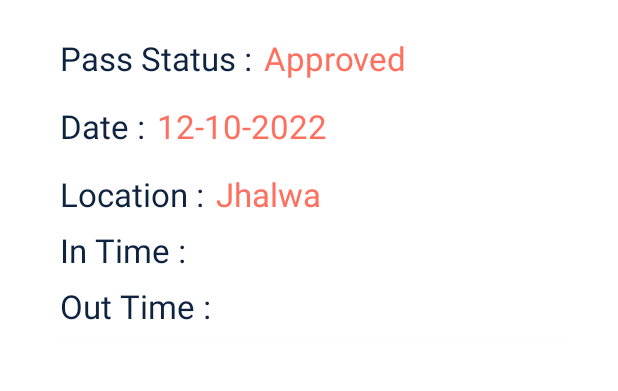
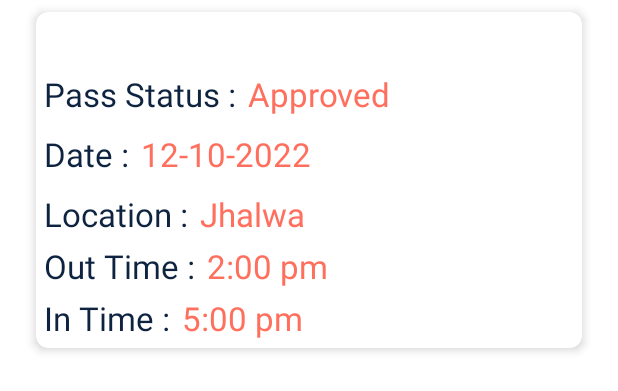
Before and after one commit to Shubhi978/HostelGo, an Android app: the layout item_history.xml on its own in the app's theme, with its tools: preview values and no code run, on a phone screen of 412 x 824 dp. Shown: the top 391 px of the screen. Run offline under Robolectric (Android 15) with nearby library versions, the phone set to English and light mode, and no system bars.

```diff
--- a/StudentApp/app/build.gradle
+++ b/StudentApp/app/build.gradle
@@ -36,4 +36,7 @@ dependencies {
     testImplementation 'junit:junit:4.13.2'
     androidTestImplementation 'androidx.test.ext:junit:1.1.3'
     androidTestImplementation 'androidx.test.espresso:espresso-core:3.4.0'
+    implementation 'org.postgresql:postgresql:42.2.5'
+    implementation "androidx.recyclerview:recyclerview:1.2.1"
+    implementation "androidx.cardview:cardview:1.0.0"
 }
--- a/StudentApp/app/src/main/java/com/example/hostelgo/LoginActivity.java
+++ b/StudentApp/app/src/main/java/com/example/hostelgo/LoginActivity.java
@@ -24,7 +24,7 @@ public class LoginActivity extends AppCompatActivity {
         super.onStart();
         //FirebaseUser currentUser = mAuth.getCurrentUser();
 //        if (currentUser != null) {
-            SendUserToMainActivity();
+//            SendUserToMainActivity();
 //        }
     }
 
--- a/StudentApp/app/src/main/res/layout/item_history.xml
+++ b/StudentApp/app/src/main/res/layout/item_history.xml
@@ -22,9 +22,9 @@
             style="@style/text_heading"
             android:layout_width="wrap_content"
             android:layout_height="wrap_content"
-            android:layout_marginStart="16dp"
-            android:layout_marginTop="16dp"
-            android:layout_marginBottom="8dp"
+            android:layout_marginStart="5dp"
+            android:layout_marginTop="5dp"
+            android:layout_marginBottom="5dp"
             android:text="@string/pass_status"
             app:layout_constraintBottom_toTopOf="@+id/date"
             app:layout_constraintStart_toStartOf="parent"
@@ -36,8 +36,8 @@
             style="@style/text_heading"
             android:layout_width="wrap_content"
             android:layout_height="wrap_content"
-            android:layout_marginTop="8dp"
-            android:layout_marginBottom="8dp"
+            android:layout_marginTop="5dp"
+            android:layout_marginBottom="5dp"
             android:text="@string/date"
             app:layout_constraintBottom_toTopOf="@+id/location"
             app:layout_constraintStart_toStartOf="@+id/passStatus"
@@ -48,35 +48,35 @@
             style="@style/text_heading"
             android:layout_width="wrap_content"
             android:layout_height="wrap_content"
-            android:layout_marginTop="8dp"
-            android:layout_marginBottom="8dp"
+            android:layout_marginTop="5dp"
+            android:layout_marginBottom="5dp"
             android:text="@string/location"
             app:layout_constraintBottom_toTopOf="@+id/intime"
             app:layout_constraintStart_toStartOf="@+id/date"
             app:layout_constraintTop_toBottomOf="@+id/date" />
 
         <TextView
+            android:id="@+id/outtime"
+            style="@style/text_heading"
+            android:layout_width="wrap_content"
+            android:layout_height="wrap_content"
+            android:layout_marginTop="5dp"
+            android:layout_marginBottom="5dp"
+            android:text="@string/outtime"
+            app:layout_constraintStart_toStartOf="@+id/location"
+            app:layout_constraintTop_toBottomOf="@+id/location" />
+
+        <TextView
             android:id="@+id/intime"
             style="@style/text_heading"
             android:layout_width="wrap_content"
             android:layout_height="wrap_content"
-            android:layout_marginTop="8dp"
-            android:layout_marginBottom="8dp"
+            android:layout_marginTop="5dp"
+            android:layout_marginBottom="5dp"
             android:text="@string/intime"
-            app:layout_constraintStart_toStartOf="@+id/location"
-            app:layout_constraintTop_toBottomOf="@+id/location" />
-
-        <TextView
-            android:id="@+id/outtime"
-            style="@style/text_heading"
-            android:layout_width="wrap_content"
-            android:layout_height="wrap_content"
-            android:layout_marginTop="8dp"
-            android:layout_marginBottom="8dp"
-            android:text="@string/outtime"
             app:layout_constraintBottom_toBottomOf="parent"
-            app:layout_constraintStart_toStartOf="@+id/intime"
-            app:layout_constraintTop_toBottomOf="@+id/intime" />
+            app:layout_constraintStart_toStartOf="@+id/outtime"
+            app:layout_constraintTop_toBottomOf="@+id/outtime" />
 
         <TextView
             android:id="@+id/textViewstatus"
@@ -113,6 +113,30 @@
             app:layout_constraintStart_toEndOf="@+id/location"
             app:layout_constraintTop_toTopOf="@+id/location"
             tools:text="Jhalwa" />
+
+        <TextView
+            android:id="@+id/textViewOuttime"
+            style="@style/text_heading"
+            android:layout_width="wrap_content"
+            android:layout_height="wrap_content"
+            android:layout_marginStart="8dp"
+            android:textColor="@color/peach"
+            app:layout_constraintBottom_toBottomOf="@+id/outtime"
+            app:layout_constraintStart_toEndOf="@+id/outtime"
+            app:layout_constraintTop_toTopOf="@+id/outtime"
+            tools:text="2:00 pm" />
+
+        <TextView
+            android:id="@+id/textViewIntime"
+            style="@style/text_heading"
+            android:layout_width="wrap_content"
+            android:layout_height="wrap_content"
+            android:layout_marginStart="8dp"
+            android:textColor="@color/peach"
+            app:layout_constraintBottom_toBottomOf="@+id/intime"
+            app:layout_constraintStart_toEndOf="@+id/intime"
+            app:layout_constraintTop_toTopOf="@+id/intime"
+            tools:text="5:00 pm" />
     </androidx.constraintlayout.widget.ConstraintLayout>
 
 </androidx.cardview.widget.CardView>
```
Also changed, not shown: StudentApp/app/src/main/AndroidManifest.xml (+10 -0 lines), StudentApp/app/src/main/java/com/example/hostelgo/MainActivity.java (+20 -1 lines), StudentApp/app/src/main/java/com/example/hostelgo/RecordActivity.java (added, +169 -0 lines), StudentApp/app/src/main/java/com/example/hostelgo/adapter/RecyclerViewAdapter.java (added, +80 -0 lines), StudentApp/app/src/main/res/layout/activity_record.xml (added, +50 -0 lines), StudentApp/app/src/main/res/layout/activity_main.xml (indentation only), StudentApp/app/src/main/res/values/strings.xml (indentation only), 1 other file.
